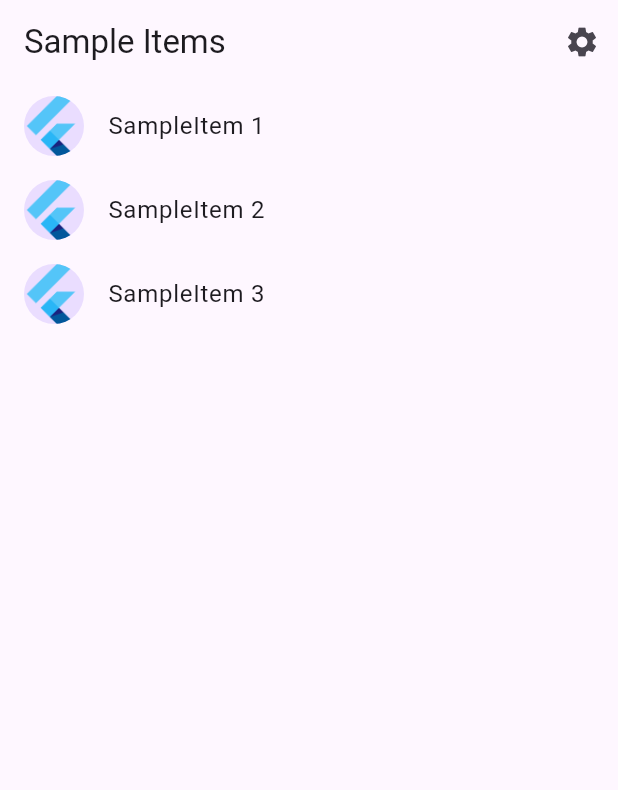
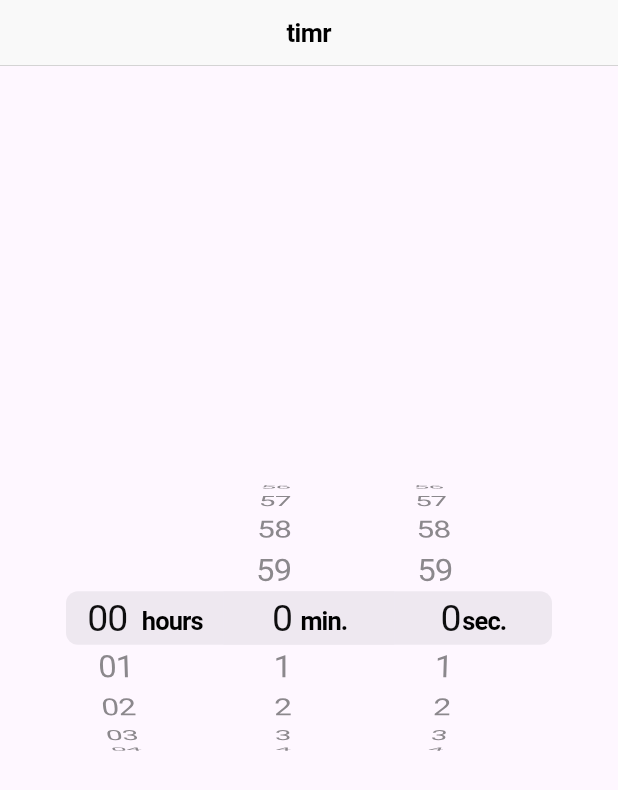
Before and after one commit to nickywongdong/timr, a Flutter app: the screen it shows after launch, on a phone screen of 412 x 824 dp. Shown: the top 790 px of the screen. Run offline on Flutter 3.47's test engine with Material 3 defaults, Android fonts, the phone set to English and light mode, and no system bars; generated files the repository leaves out were written again.

Commit message:
Replace sample with timer sample

```diff
--- a/lib/src/app.dart
+++ b/lib/src/app.dart
@@ -1,6 +1,7 @@
 import 'package:flutter/material.dart';
 import 'package:flutter_gen/gen_l10n/app_localizations.dart';
 import 'package:flutter_localizations/flutter_localizations.dart';
+import 'package:timr/src/features/timepicker.dart';
 
 import 'sample_feature/sample_item_details_view.dart';
 import 'sample_feature/sample_item_list_view.dart';
@@ -71,9 +72,9 @@ class MyApp extends StatelessWidget {
                     return SettingsView(controller: settingsController);
                   case SampleItemDetailsView.routeName:
                     return const SampleItemDetailsView();
-                  case SampleItemListView.routeName:
+                  case TimerPickerExample.routeName:
                   default:
-                    return const SampleItemListView();
+                    return const TimerPickerExample();
                 }
               },
             );
--- /dev/null
+++ b/lib/src/features/timepicker.dart
@@ -0,0 +1,41 @@
+import 'package:flutter/cupertino.dart';
+
+class TimerPickerExample extends StatefulWidget {
+  const TimerPickerExample({super.key});
+
+  static const routeName = '/';
+
+  @override
+  State<TimerPickerExample> createState() => _TimerPickerExampleState();
+}
+
+
+class _TimerPickerExampleState extends State<TimerPickerExample> {
+  Duration duration = const Duration(hours: 00, minutes: 00, seconds: 00);
+
+  @override
+  Widget build(BuildContext context) {
+    return CupertinoPageScaffold(
+      navigationBar: const CupertinoNavigationBar(
+        middle: Text('timr'),
+      ),
+      child: DefaultTextStyle(
+        style: TextStyle(
+          color: CupertinoColors.label.resolveFrom(context),
+          fontSize: 22.0,
+        ),
+        child: Center(
+          child: CupertinoTimerPicker(
+            mode: CupertinoTimerPickerMode.hms,
+            initialTimerDuration: duration,
+            // This is called when the user changes the timer's
+            // duration.
+            onTimerDurationChanged: (Duration newDuration) {
+              setState(() => duration = newDuration);
+            },
+          ),
+        ),
+      ),
+    );
+  }
+}
--- a/lib/src/sample_feature/sample_item_list_view.dart
+++ b/lib/src/sample_feature/sample_item_list_view.dart
@@ -11,7 +11,7 @@ class SampleItemListView extends StatelessWidget {
     this.items = const [SampleItem(1), SampleItem(2), SampleItem(3)],
   });
 
-  static const routeName = '/';
+  static const routeName = '/test';
 
   final List<SampleItem> items;
 
```
